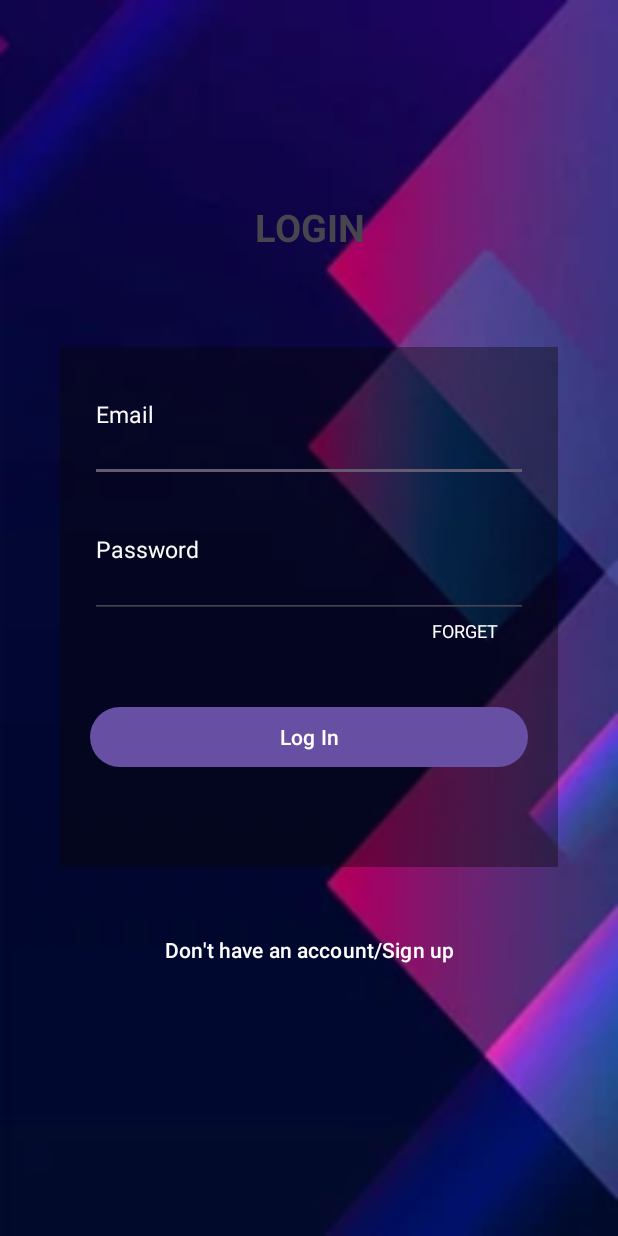
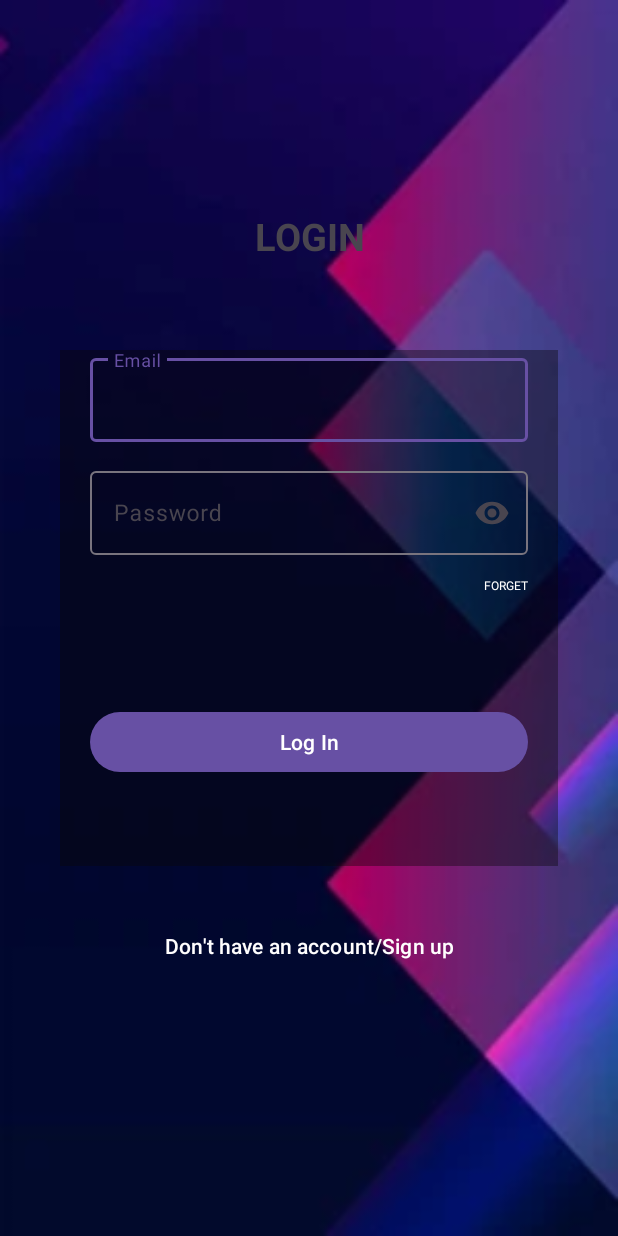
Before and after one commit to hack-09/Telemedicine, an Android app: the screen it shows after launch (SignInActivity), on a phone screen of 412 x 824 dp. Run offline under Robolectric (Android 15) with nearby library versions, the light colour scheme and no system bars; our stand-ins replace Firebase (no records; nobody signed in at launch, a user with empty details on screens opened directly).

Commit message:
working on doctor list and appointment ui

```diff
--- a/app/src/main/java/com/example/telemedicine/DoctorActivity.java
+++ b/app/src/main/java/com/example/telemedicine/DoctorActivity.java
@@ -65,7 +65,7 @@ public class DoctorActivity extends AppCompatActivity {
             Fragment fragment = null;
             // Navigation Drawer Item Click Listener
             if (item.getItemId() == R.id.nav_patient_profiles) {
-                fragment = new AppointmentsFragment();
+                fragment = new PatientListFragment();
             } else if (item.getItemId() == R.id.nav_appointments) {
                 fragment = new AppointmentsFragment();
             } else if (item.getItemId() == R.id.nav_manage_availability) {
--- a/app/src/main/java/com/example/telemedicine/models/Doctor.java
+++ b/app/src/main/java/com/example/telemedicine/models/Doctor.java
@@ -1,7 +1,8 @@
 package com.example.telemedicine.models;
+import java.io.Serializable;
 import java.util.List;
 
-public class Doctor {
+public class Doctor implements Serializable {
     private String id;
     private String name;
     private String specialty;
--- a/app/src/main/java/com/example/telemedicine/models/Slot.java
+++ b/app/src/main/java/com/example/telemedicine/models/Slot.java
@@ -1,6 +1,4 @@
 package com.example.telemedicine.models;
-
-import java.util.Date;
 
 public class Slot {
     private String id;  // ID of the slot in the map
@@ -8,7 +6,7 @@ public class Slot {
     private String time;
     private boolean isBooked;
 
-    public Slot(String id, String date, String time, boolean isBooked) {
+    public Slot(String id, String time, boolean isBooked) {
         this.id = id;
         this.date = date;
         this.time = time;
--- a/app/src/main/java/com/example/telemedicine/patient/AppointmentsFragment.java
+++ b/app/src/main/java/com/example/telemedicine/patient/AppointmentsFragment.java
@@ -264,7 +264,7 @@ public class AppointmentsFragment extends Fragment implements AppointmentsAdapte
                                 Boolean isBooked = (Boolean) slotData.get("isBooked");
 
                                 if (isBooked != null && !isBooked) {
-                                    Slot slot = new Slot(slotId, date, time, false);
+                                    Slot slot = new Slot(slotId, date, false);
                                     slots.add(slot);
                                 } else {
                                     Toast.makeText(getActivity(), "No available slots for this doctor.", Toast.LENGTH_SHORT).show();
@@ -282,9 +282,6 @@ public class AppointmentsFragment extends Fragment implements AppointmentsAdapte
                 });
     }
 
-    private void rescheduleAppointment(Appointment appointment) {
-        // Implement rescheduling logic here
-    }
 
     private void updateSlotStatus(String doctorId, String slotTime, boolean isBooked) {
         FirebaseFirestore db = FirebaseFirestore.getInstance();
--- a/app/src/main/java/com/example/telemedicine/patient/DoctorListAdapter.java
+++ b/app/src/main/java/com/example/telemedicine/patient/DoctorListAdapter.java
@@ -30,27 +30,23 @@ public class DoctorListAdapter extends RecyclerView.Adapter<DoctorListAdapter.Vi
     @NonNull
     @Override
     public ViewHolder onCreateViewHolder(@NonNull ViewGroup parent, int viewType) {
-        // Inflate the custom layout for doctor list item
         View view = LayoutInflater.from(context).inflate(R.layout.item_doctor_list, parent, false);
         return new ViewHolder(view);
     }
 
     @Override
     public void onBindViewHolder(@NonNull ViewHolder holder, int position) {
-        // Get the doctor from the list
         Doctor doctor = doctorList.get(position);
 
-        // Set doctor details to views
         holder.doctorName.setText(doctor.getName());
         holder.doctorSpecialty.setText(doctor.getSpecialty());
-        holder.doctorContact.setText(doctor.getId());
+        holder.doctorContact.setText("Fees : Rs. "+doctor.getFees());
 
         // Use Glide or similar library to load image (optional)
 //        Glide.with(context)
 //                .load(doctor.getImageUrl()) // Assuming you have image URL for the doctor
 //                .into(holder.doctorImage);
 
-        // Handle item click
         holder.itemView.setOnClickListener(v -> listener.onDoctorSelected(doctor));
     }
 
--- a/app/src/main/res/layout/activity_sign_in.xml
+++ b/app/src/main/res/layout/activity_sign_in.xml
@@ -14,7 +14,7 @@
         android:background="@drawable/backgroung_dark"
         android:weightSum="4"
         android:orientation="vertical"
-        android:visibility="gone"
+        android:visibility="visible"
         android:padding="40dp">
 
         <LinearLayout
@@ -37,45 +37,59 @@
         <LinearLayout
             android:layout_width="match_parent"
             android:layout_height="wrap_content"
-            android:layout_weight="1"
+            android:layout_weight="0.8"
             android:background="#62090707"
+            android:orientation="vertical"
+            android:weightSum="3">
 
-            android:orientation="vertical"
-            android:weightSum="2.5">
+            <com.google.android.material.textfield.TextInputLayout
+                android:layout_width="match_parent"
+                android:layout_height="0dp"
+                android:layout_weight="1"
+                android:layout_marginLeft="20dp"
+                android:layout_marginRight="20dp">
 
-            <EditText
-                android:id="@+id/emailEditText"
+                <com.google.android.material.textfield.TextInputEditText
+                    android:id="@+id/emailEditText"
+                    android:layout_width="match_parent"
+                    android:layout_height="wrap_content"
+                    android:hint="Email"
+                    android:inputType="textEmailAddress"
+                    android:textColor="#F2EDED"
+                    android:textColorHint="#FDFDFD"
+                    android:textSize="15dp" />
+            </com.google.android.material.textfield.TextInputLayout>
+
+
+            <com.google.android.material.textfield.TextInputLayout
+                android:layout_width="match_parent"
+                android:layout_height="0dp"
+                android:layout_weight="1"
+                android:layout_marginLeft="20dp"
+                android:layout_marginRight="20dp"
+                app:endIconMode="password_toggle">
+
+                <com.google.android.material.textfield.TextInputEditText
+                    android:id="@+id/passwordEditText"
+                    android:layout_width="match_parent"
+                    android:layout_height="wrap_content"
+                    android:hint="Password"
+                    android:inputType="textPassword"
+                    android:textColor="#F2EDED"
+                    android:textColorHint="#FDFDFD"
+                    android:textSize="15dp" />
+            </com.google.android.material.textfield.TextInputLayout>
+
+            <TextView
                 android:layout_width="match_parent"
                 android:layout_height="0dp"
                 android:layout_marginLeft="20dp"
                 android:layout_marginRight="20dp"
-                android:layout_weight="1"
-                android:hint="Email"
-                android:textColor="#FFFFFF"
-                android:textColorHint="#FAFAFA"
-                android:textSize="15dp" />
-
-            <EditText
-                android:id="@+id/passwordEditText"
-                android:layout_width="match_parent"
-                android:layout_height="0dp"
-                android:layout_marginLeft="20dp"
-                android:layout_marginRight="20dp"
-                android:layout_weight="1"
-                android:hint="Password"
-                android:textColor="#F2EDED"
-                android:textColorHint="#FDFDFD"
-                android:textSize="15dp" />
-
-            <TextView
-                android:layout_width="match_parent"
-                android:layout_height="0dp"
-                android:layout_marginRight="40dp"
-                android:layout_weight="1"
+                android:layout_weight="0.5"
                 android:gravity="right"
                 android:text="FORGET"
                 android:textColor="#ffffff"
-                android:textSize="12dp" />
+                android:textSize="8dp" />
         </LinearLayout>
 
         <LinearLayout
```
Also changed, not shown: app/src/main/java/com/example/telemedicine/patient/DoctorDetailsFragment.java (added, +90 -0 lines), app/src/main/java/com/example/telemedicine/patient/DoctorListFragment.java (+13 -3 lines), app/src/main/res/layout/item_doctor_list.xml (+2 -21 lines), app/src/main/res/layout/panel_doctor_details.xml (added, +82 -0 lines).
